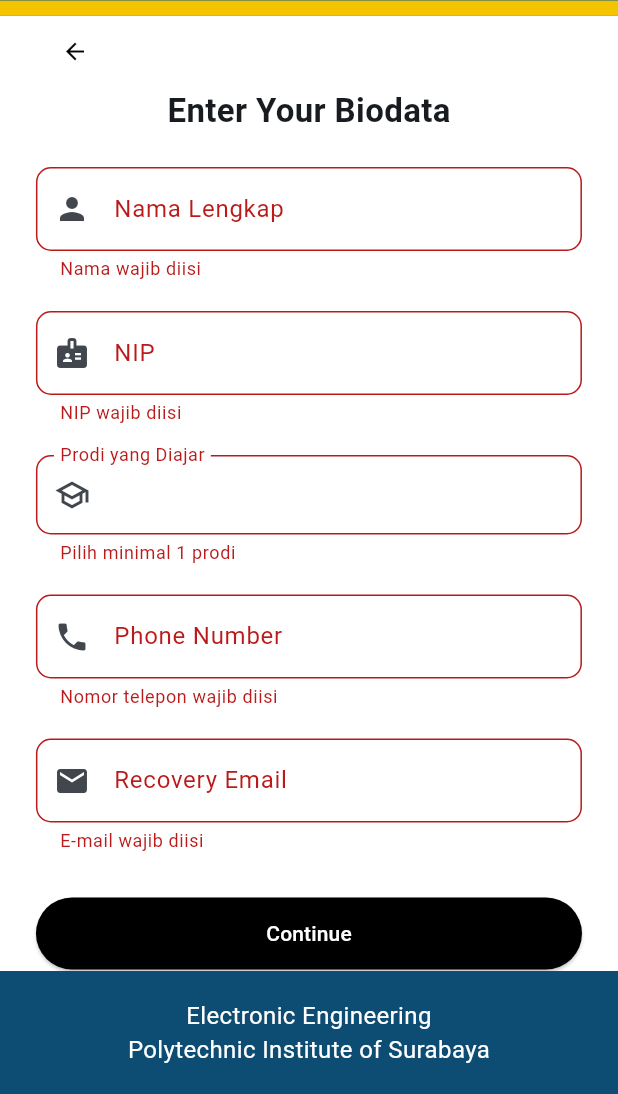
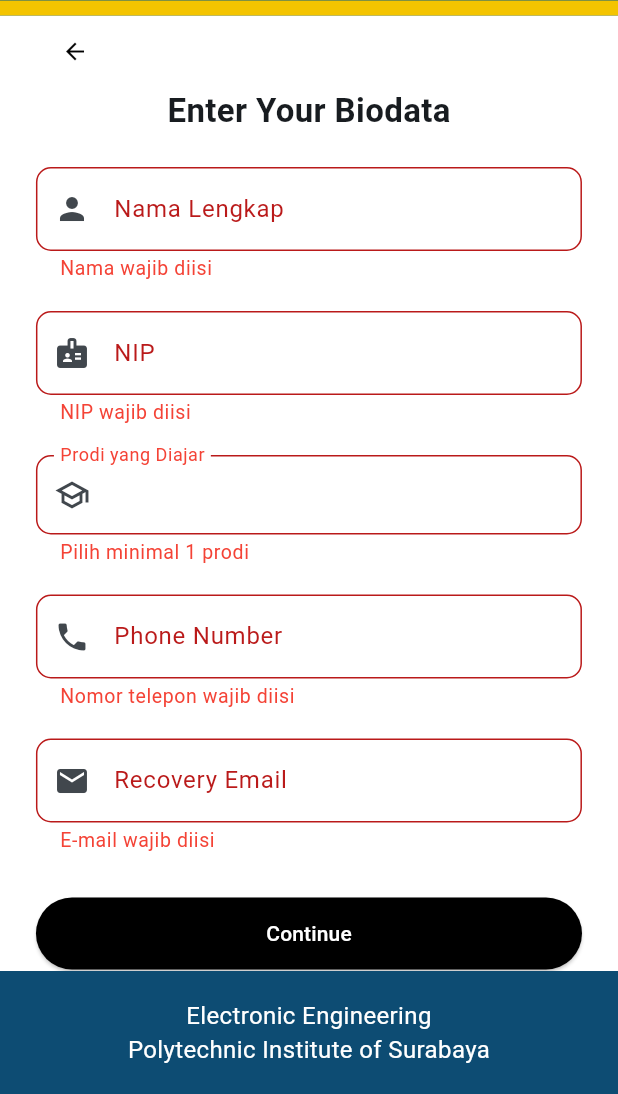
Before and after one commit to unad-danu/pass_pens, a Flutter app: the RegisterDosenPage screen opened by its route, after a tap on "Continue", on a phone screen of 412 x 824 dp, the part 142-1236 px from its top. Run offline on Flutter 3.47's test engine with Material 3 defaults, Android fonts, the phone set to English and light mode, and no system bars; our stand-ins replace flutter_local_notifications, geolocator, image_picker, multi_select_flutter, permission_handler, supabase_flutter; missing offline and left inert: google_mlkit_face_detection; accounts and stored records are empty.

Commit message:
update 1.5

```diff
--- a/lib/presentation/pages/auth/register_dosen_page.dart
+++ b/lib/presentation/pages/auth/register_dosen_page.dart
@@ -104,9 +104,8 @@ class _RegisterDosenPageState extends State<RegisterDosenPage>
 
   // ================= VALIDASI ==================
 
-  final _emailRegex = RegExp(
-    r"^[a-zA-Z0-9._%+-]+@[a-zA-Z0-9.-]+\.[a-zA-Z]{2,}$",
-  );
+  // regex generik untuk Gmail: local-part + @gmail.com
+  final _gmailRegex = RegExp(r'^[a-zA-Z0-9._%+-]+@gmail\.com$');
 
   String? validateNama(String v) {
     if (v.trim().isEmpty) return "Nama wajib diisi";
@@ -135,19 +134,24 @@ class _RegisterDosenPageState extends State<RegisterDosenPage>
   }
 
   String? validateEmail(String v) {
-    if (v.trim().isEmpty) return "E-mail wajib diisi";
-    if (!_emailRegex.hasMatch(v.trim())) return "Format e-mail tidak valid";
+    final trimmed = v.trim();
+    if (trimmed.isEmpty) return "E-mail wajib diisi";
+    if (!_gmailRegex.hasMatch(trimmed))
+      return "Gunakan E-mail Gmail yang valid (contoh: users@gmail.com)";
     return null;
   }
 
   void _triggerShake(AnimationController c) => c.forward(from: 0);
 
   void _onSubmit() {
+    // ambil dan trim email terlebih dahulu
+    final emailRaw = _emailCtrl.text.trim();
+
     final n = validateNama(_namaCtrl.text);
     final nip = validateNip(_nipCtrl.text);
     final p = validateProdi(selectedProdi);
     final ph = validatePhone(_phoneCtrl.text);
-    final e = validateEmail(_emailCtrl.text);
+    final e = validateEmail(emailRaw);
 
     setState(() {
       errNama = n;
@@ -175,7 +179,8 @@ class _RegisterDosenPageState extends State<RegisterDosenPage>
             "nama": _namaCtrl.text.trim(),
             "nip": _nipCtrl.text.trim(),
             "phone": _phoneCtrl.text.trim(),
-            "email_recovery": _emailCtrl.text.trim(),
+            // simpan recovery email dalam lowercase agar konsisten
+            "email_recovery": emailRaw.toLowerCase(),
             "prodi": selectedProdi,
           },
         ),
@@ -187,6 +192,9 @@ class _RegisterDosenPageState extends State<RegisterDosenPage>
     return InputDecoration(
       labelText: label,
       errorText: err,
+      // agar errorText bisa wrap / turun ke baris bawah
+      errorMaxLines: 3,
+      errorStyle: const TextStyle(fontSize: 13, height: 1.2, color: Colors.red),
       floatingLabelStyle: const TextStyle(
         color: Colors.blue,
         fontWeight: FontWeight.bold,
@@ -376,6 +384,12 @@ class _RegisterDosenPageState extends State<RegisterDosenPage>
                                             decoration: InputDecoration(
                                               labelText: "Prodi yang Diajar",
                                               errorText: errProdi,
+                                              errorMaxLines: 3,
+                                              errorStyle: const TextStyle(
+                                                fontSize: 13,
+                                                height: 1.2,
+                                                color: Colors.red,
+                                              ),
                                               border: OutlineInputBorder(
                                                 borderRadius:
                                                     BorderRadius.circular(10),
@@ -440,6 +454,7 @@ class _RegisterDosenPageState extends State<RegisterDosenPage>
                                   },
                                   child: TextField(
                                     controller: _emailCtrl,
+                                    keyboardType: TextInputType.emailAddress,
                                     decoration:
                                         fieldDeco(
                                           "Recovery Email",
```
Also changed, not shown: lib/presentation/pages/auth/create_mahasiswa_page.dart (+31 -1 lines), lib/presentation/pages/auth/register_mahasiswa_page.dart (+25 -4 lines).
